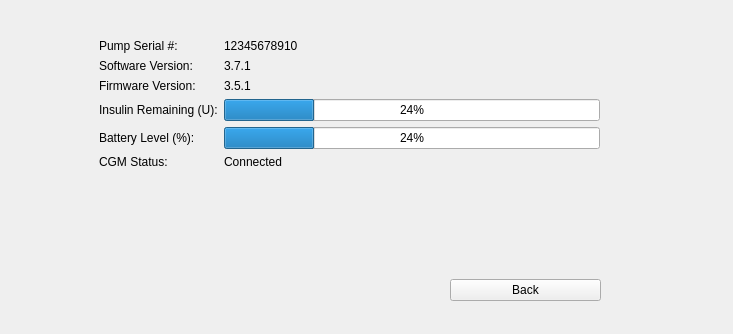
JunYYZ/comp3004, file app/PumpInfoPage.ui: the form before one commit.
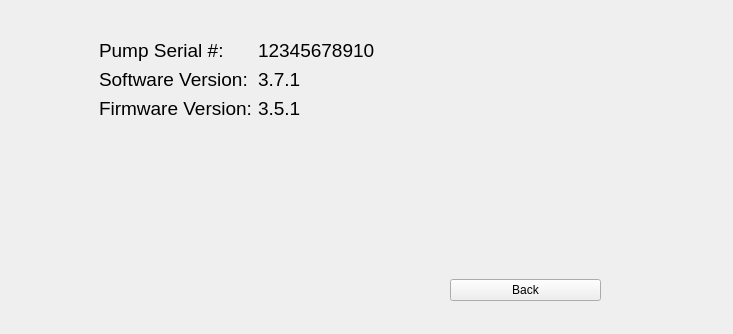
The form after the commit.

Commit message: modified / added logic in home, status, settings, pump info

Patch:
```diff
--- a/app/PumpInfoPage.ui
+++ b/app/PumpInfoPage.ui
@@ -25,88 +25,76 @@
    <layout class="QFormLayout" name="formLayout">
     <item row="0" column="0">
      <widget class="QLabel" name="lblSerial">
+      <property name="font">
+       <font>
+        <pointsize>14</pointsize>
+       </font>
+      </property>
       <property name="text">
        <string>Pump Serial #:</string>
       </property>
      </widget>
     </item>
-    <item row="5" column="0">
-     <widget class="QLabel" name="lblCGM">
-      <property name="text">
-       <string>CGM Status:</string>
-      </property>
-     </widget>
-    </item>
-    <item row="4" column="0">
-     <widget class="QLabel" name="lblBattery">
-      <property name="text">
-       <string>Battery Level (%):</string>
-      </property>
-     </widget>
-    </item>
-    <item row="1" column="0">
-     <widget class="QLabel" name="lblSW">
-      <property name="text">
-       <string>Software Version:</string>
-      </property>
-     </widget>
-    </item>
-    <item row="3" column="0">
-     <widget class="QLabel" name="lblInsulin">
-      <property name="text">
-       <string>Insulin Remaining (U):</string>
-      </property>
-     </widget>
-    </item>
-    <item row="2" column="0">
-     <widget class="QLabel" name="lblFW">
-      <property name="text">
-       <string>Firmware Version:</string>
-      </property>
-     </widget>
-    </item>
     <item row="0" column="1">
      <widget class="QLabel" name="lblSerialVal">
+      <property name="font">
+       <font>
+        <pointsize>14</pointsize>
+       </font>
+      </property>
       <property name="text">
        <string>12345678910</string>
       </property>
      </widget>
     </item>
+    <item row="1" column="0">
+     <widget class="QLabel" name="lblSW">
+      <property name="font">
+       <font>
+        <pointsize>14</pointsize>
+       </font>
+      </property>
+      <property name="text">
+       <string>Software Version:</string>
+      </property>
+     </widget>
+    </item>
     <item row="1" column="1">
      <widget class="QLabel" name="lblSWVal">
+      <property name="font">
+       <font>
+        <pointsize>14</pointsize>
+       </font>
+      </property>
       <property name="text">
        <string>3.7.1</string>
       </property>
      </widget>
     </item>
+    <item row="2" column="0">
+     <widget class="QLabel" name="lblFW">
+      <property name="font">
+       <font>
+        <pointsize>14</pointsize>
+       </font>
+      </property>
+      <property name="text">
+       <string>Firmware Version:</string>
+      </property>
+     </widget>
+    </item>
     <item row="2" column="1">
      <widget class="QLabel" name="lblFWVal">
+      <property name="font">
+       <font>
+        <pointsize>14</pointsize>
+       </font>
+      </property>
       <property name="text">
        <string>3.5.1</string>
       </property>
      </widget>
     </item>
-    <item row="5" column="1">
-     <widget class="QLabel" name="lblCGMVal">
-      <property name="text">
-       <string>Connected</string>
-      </property>
-     </widget>
-    </item>
-    <item row="3" column="1">
-     <widget class="QProgressBar" name="barInsulinVal">
-      <property name="value">
-       <number>24</number>
-      </property>
-     </widget>
-    </item>
-    <item row="4" column="1">
-     <widget class="QProgressBar" name="barBatteryVal">
-      <property name="value">
-       <number>24</number>
-      </property>
-     </widget>
-    </item>
    </layout>
   </widget>
   <widget class="QWidget" name="horizontalLayoutWidget">
```
The commit also changes 7 other files.
